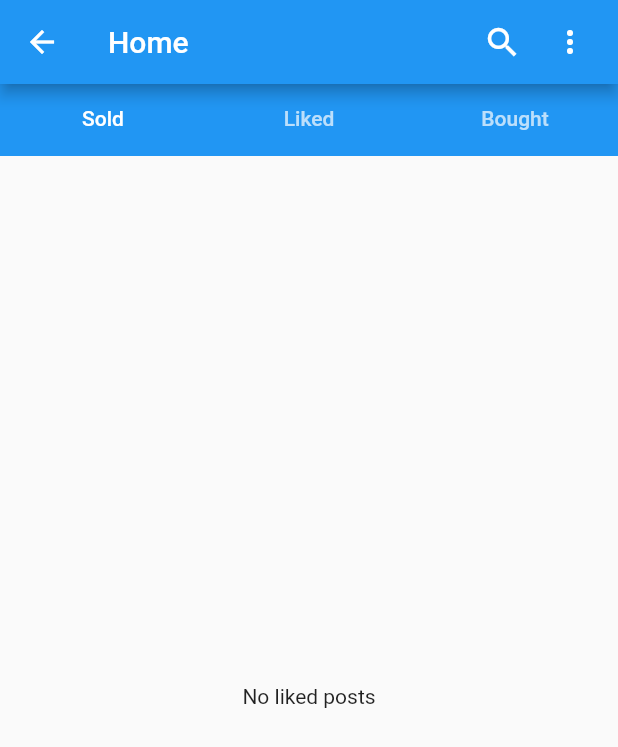
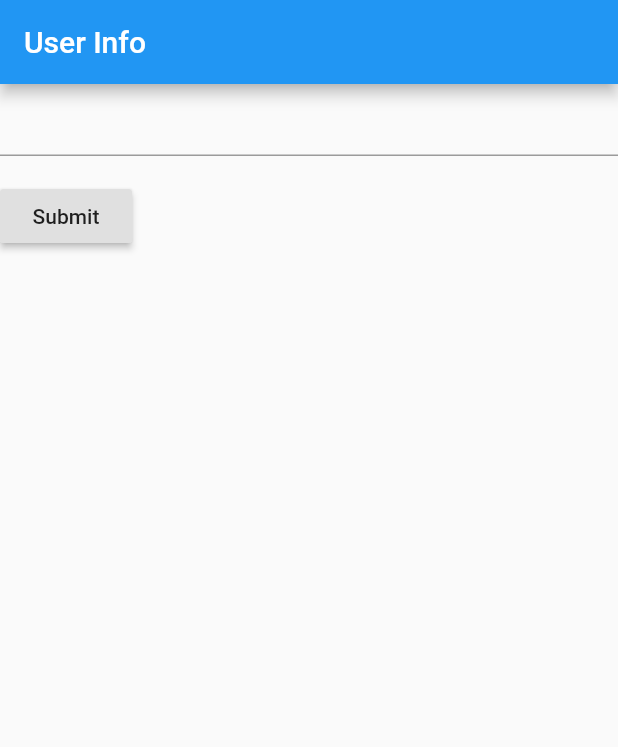
Before and after one commit to School-Flutter-Dart/Sellit, a Flutter app: the ProfilePage screen opened directly, in the side drawer, after a tap on "Personal", on a phone screen of 412 x 824 dp. Shown: the top 747 px of the screen. Run offline on Flutter 3.47's test engine with Material 2 defaults, Android fonts, the phone set to English and light mode, and no system bars; our stand-ins replace cloud_firestore, firebase_auth, rxdart, shared_preferences; accounts and stored records are empty.

Commit message:
create user info page

```diff
--- a/lib/resources/cloud_firestore_provider.dart
+++ b/lib/resources/cloud_firestore_provider.dart
@@ -87,10 +87,12 @@
 
   Future<List<Post>> fetchPostsByPostIds(List<String> ids) async {
     List<Post> posts = [];
+    for(var s in ids)
 
     for (var id in ids) {
-      var post = await Firestore.instance.collection('posts').document(id).get().then((s) {
-        String title = s['title'];
+        var post = await Firestore.instance.collection('posts').document(id).get().then((s) {
+         print(s);
+          String title = s['title'];
         String content = s['content'];
         double price = s['price'] * 1.0;
         String postId = s.documentID;
--- /dev/null
+++ b/lib/ui/User_Info.dart
@@ -0,0 +1,73 @@
+import 'package:flutter/material.dart';
+
+class User_Info extends StatelessWidget {
+  final GlobalKey<ScaffoldState> _scaffoldKey = new GlobalKey<ScaffoldState>();
+  @override
+  Widget build(BuildContext context) {
+    final appTitle = 'User Info';
+
+    return MaterialApp(
+      title: appTitle,
+      home: Scaffold(
+        appBar: AppBar(
+          title: Text(appTitle),
+        ),
+        body: MyCustomForm(),
+      ),
+    );
+  }
+}
+
+// Create a Form widget.
+class MyCustomForm extends StatefulWidget {
+  @override
+  MyCustomFormState createState() {
+    return MyCustomFormState();
+  }
+}
+
+// Create a corresponding State class.
+// This class holds data related to the form.
+class MyCustomFormState extends State<MyCustomForm> {
+  // Create a global key that uniquely identifies the Form widget
+  // and allows validation of the form.
+  // Note: This is a GlobalKey<FormState>,
+  // not a GlobalKey<MyCustomFormState>.
+  final _formKey = GlobalKey<FormState>();
+
+  @override
+  Widget build(BuildContext context) {
+    // Build a Form widget using the _formKey created above.
+    return Form(
+      key: _formKey,
+      child: Column(
+        crossAxisAlignment: CrossAxisAlignment.start,
+        children: <Widget>[
+          TextFormField(
+            validator: (value) {
+              if (value.isEmpty) {
+                return 'Please enter some text';
+              }
+              return null;
+            },
+          ),
+          Padding(
+            padding: const EdgeInsets.symmetric(vertical: 16.0),
+            child: RaisedButton(
+              onPressed: () {
+                // Validate returns true if the form is valid, or false
+                // otherwise.
+                if (_formKey.currentState.validate()) {
+                  // If the form is valid, display a Snackbar.
+                  Scaffold.of(context)
+                      .showSnackBar(SnackBar(content: Text('Processing Data')));
+                }
+              },
+              child: Text('Submit'),
+            ),
+          ),
+        ],
+      ),
+    );
+  }
+}
--- a/lib/ui/profile_page.dart
+++ b/lib/ui/profile_page.dart
@@ -3,7 +3,7 @@
 import 'package:sellit/resources/cloud_firestore_provider.dart';
 import 'package:sellit/ui/components/post_list_tile.dart';
 import 'post_detail_page.dart';
-import 'User_PersonalInfo_page.dart';
+import 'User_Info.dart';
 
 class ProfilePage extends StatefulWidget {
   @override
@@ -66,13 +66,12 @@
               ListTile(
                 title: Text('Personal'),
                 onTap: () {
+
                   // Update the state of the app.
                   // ...
                   Navigator.pop(context);
-                  Navigator.push(
-                      context, MaterialPageRoute(builder: (_) => ProfilePage()))
-                      .then((value) {
-                    setState(() {});
+                  Navigator.push(context, MaterialPageRoute(builder: (_) => User_Info())).then((value) {
+                  setState(() {});
                   });
                 },
               ),
@@ -105,7 +104,6 @@
                   builder: (_, AsyncSnapshot<List<Post>> snapshot) {
                     if (snapshot.hasData) {
                       var posts = snapshot.data;
-
                       return ListView(
                         children: posts.map((e) => PostListTile(post: e)).toList(),
                       );
```
Also changed, not shown: lib/ui/User_PersonalInfo_page.dart (deleted, +0 -10 lines).
